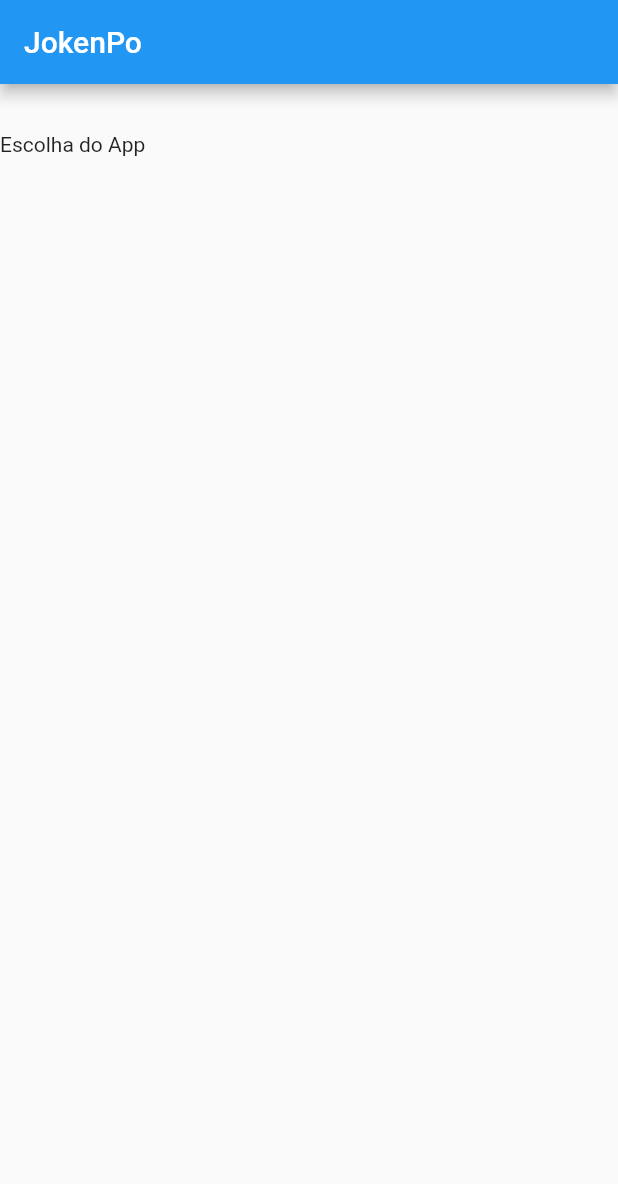
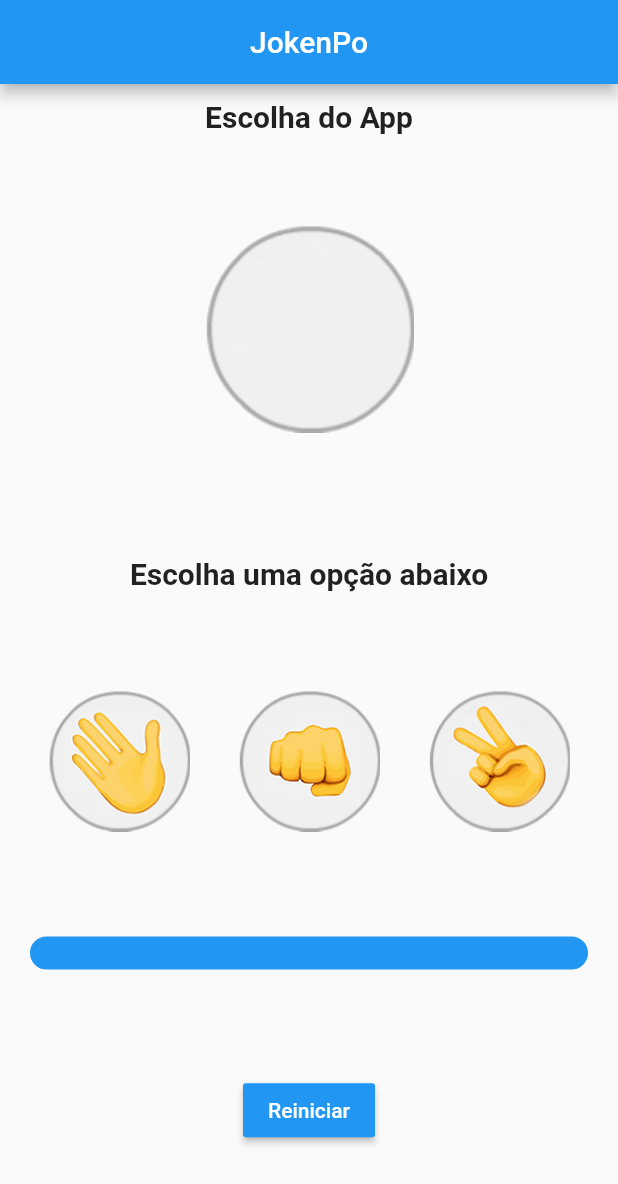
Before and after one commit to RafaAbranttes/apps_flutter_java_kotlin, a Flutter app: the screen it shows after launch, on a phone screen of 412 x 824 dp. Shown: the top 1184 px of the screen. Run offline on Flutter 3.47's test engine with Material 2 defaults, Android fonts, the phone set to English and light mode, and no system bars.

Commit message:
app2 jokenpo pronto

```diff
--- a/app2/jokenpo_app/lib/jogo.dart
+++ b/app2/jokenpo_app/lib/jogo.dart
@@ -1,3 +1,5 @@
+import 'dart:math';
+
 import 'package:flutter/material.dart';
 
 class Jogo extends StatefulWidget {
@@ -6,18 +8,159 @@ class Jogo extends StatefulWidget {
 }
 
 class _JogoState extends State<Jogo> {
+  List imagesJogo = [
+    'images/papel.png',
+    'images/pedra.png',
+    'images/tesoura.png',
+  ];
+
+  bool _inicio = true;
+  String _escolhaMaquina = null ?? 'images/padrao.png';
+  bool _logica;
+
+  void _escolhaDaMaquina({String escolhaJogador}) {
+    setState(() {
+      var escolha = Random().nextInt(imagesJogo.length);
+      _escolhaMaquina = imagesJogo[escolha];
+      _inicio = false;
+    });
+
+    _logica = _logicaJogo(
+        escolhaJogador: escolhaJogador, escolhaMaquina: _escolhaMaquina);
+  }
+
+  bool _logicaJogo({String escolhaMaquina, String escolhaJogador}) {
+    if (escolhaJogador.contains(escolhaMaquina)) {
+      return null;
+    } else if (escolhaJogador.contains('images/papel.png') &&
+        escolhaMaquina.contains('images/pedra.png')) {
+      return true;
+    } else if (escolhaJogador.contains('images/pedra.png') &&
+        escolhaMaquina.contains('images/tesoura.png')) {
+      return true;
+    } else if (escolhaJogador.contains('images/tesoura.png') &&
+        escolhaMaquina.contains('images/papel.png')) {
+      return true;
+    } else {
+      return false;
+    }
+  }
+
+  void _reiniciar() {
+    setState(() {
+      _escolhaMaquina = 'images/padrao.png';
+      _inicio = true;
+    });
+  }
+
   @override
   Widget build(BuildContext context) {
     return Scaffold(
       appBar: AppBar(
-        title: Text('JokenPo'),
+        title: Center(child: Text('JokenPo')),
       ),
       body: Column(
+        crossAxisAlignment: CrossAxisAlignment.center,
+        mainAxisAlignment: MainAxisAlignment.spaceBetween,
         children: [
           Padding(
+            padding: EdgeInsets.only(top: 10, bottom: 10),
+            child: Text(
+              'Escolha do App',
+              textAlign: TextAlign.center,
+              style: TextStyle(
+                fontSize: 20,
+                fontWeight: FontWeight.bold,
+              ),
+            ),
+          ),
+          GestureDetector(
+            child: Image.asset(_escolhaMaquina),
+            onTap: _escolhaDaMaquina,
+          ),
+          Padding(
             padding: EdgeInsets.only(top: 32, bottom: 16),
-            child: Text('Escolha do App'),
+            child: Text(
+              'Escolha uma opção abaixo',
+              textAlign: TextAlign.center,
+              style: TextStyle(
+                fontSize: 20,
+                fontWeight: FontWeight.bold,
+              ),
+            ),
           ),
+          Row(
+            mainAxisAlignment: MainAxisAlignment.spaceEvenly,
+            children: [
+              GestureDetector(
+                child: Image.asset(
+                  'images/papel.png',
+                  height: 95,
+                ),
+                onTap: () =>
+                    _escolhaDaMaquina(escolhaJogador: 'images/papel.png'),
+              ),
+              GestureDetector(
+                child: Image.asset(
+                  'images/pedra.png',
+                  height: 95,
+                ),
+                onTap: () =>
+                    _escolhaDaMaquina(escolhaJogador: 'images/pedra.png'),
+              ),
+              GestureDetector(
+                child: Image.asset(
+                  'images/tesoura.png',
+                  height: 95,
+                ),
+                onTap: () =>
+                    _escolhaDaMaquina(escolhaJogador: 'images/tesoura.png'),
+              ),
+            ],
+          ),
+          Padding(
+            padding: const EdgeInsets.all(20.0),
+            child: Container(
+              width: double.infinity,
+              decoration: BoxDecoration(
+                  color: _inicio == true
+                      ? Colors.blue
+                      : _logica == true
+                          ? Colors.green
+                          : _logica == false
+                              ? Colors.red
+                              : Colors.amber,
+                  border: Border.all(
+                    width: 3,
+                    color: _inicio == true
+                        ? Colors.blue
+                        : _logica == true
+                            ? Colors.green
+                            : _logica == false
+                                ? Colors.red
+                                : Colors.amber,
+                  ),
+                  borderRadius: BorderRadius.circular(40)),
+              child: Center(
+                child: Text(_inicio == true
+                    ? ''
+                    : _logica == true
+                        ? 'Ganhou'
+                        : _logica == false
+                            ? 'Perdeu'
+                            : 'Empate'),
+              ),
+            ),
+          ),
+          RaisedButton(
+            color: Colors.blue,
+            child: Text(
+              'Reiniciar',
+              style: TextStyle(color: Colors.white),
+            ),
+            onPressed: _reiniciar,
+          ),
+          Padding(padding: EdgeInsets.only(bottom: 10)),
         ],
       ),
     );
```
Also changed, not shown: app2/jokenpo_app/pubspec.yaml (+5 -2 lines), app2/jokenpo_app/images/padrao.png (added), app2/jokenpo_app/images/papel.png (added), app2/jokenpo_app/images/pedra.png (added), app2/jokenpo_app/images/tesoura.png (added), app2/jokenpo_app/pubspec.lock (added), 1 other file.
